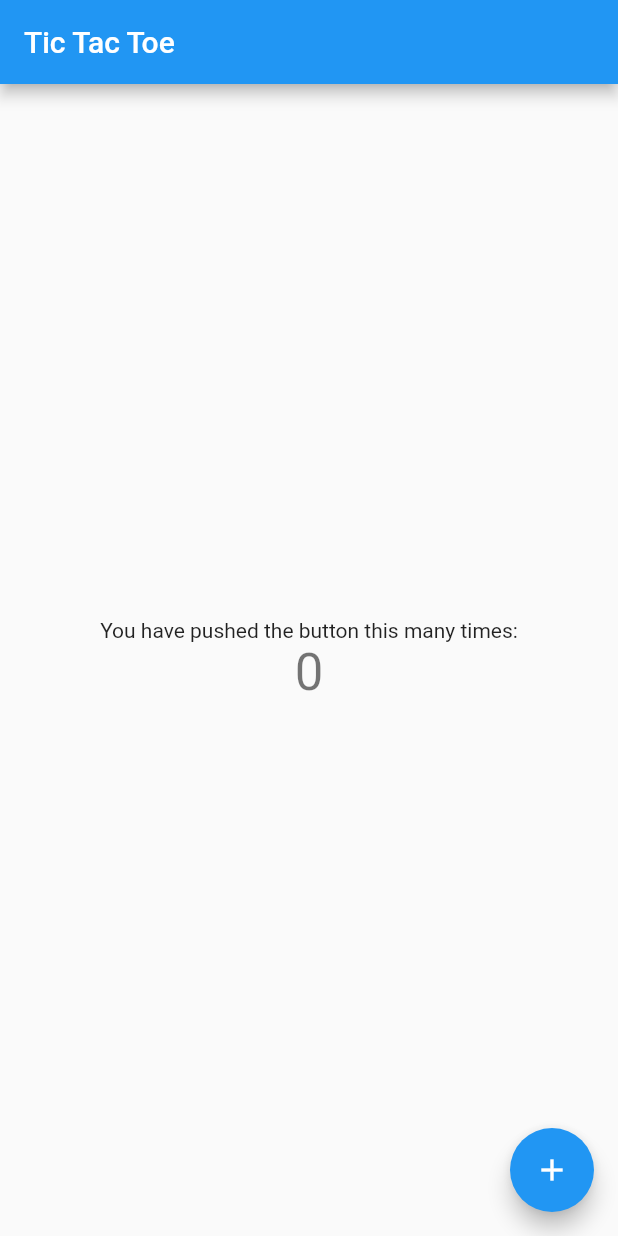
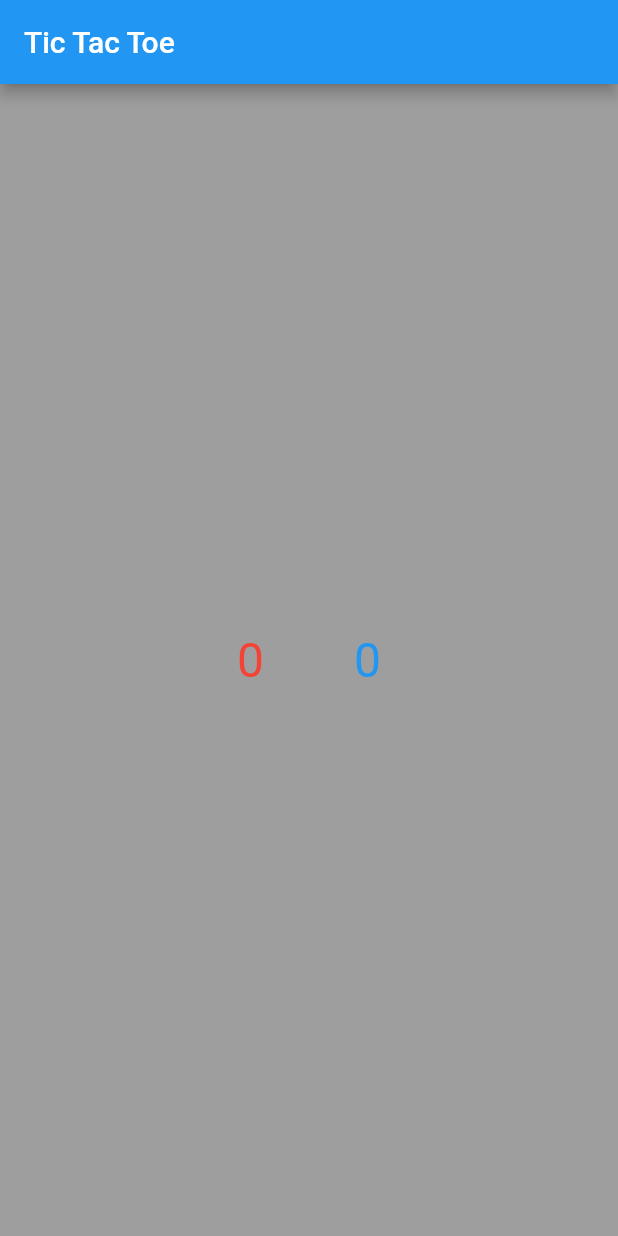
Before and after one commit to Vedarth/tic_tac_toe, a Flutter app: the screen it shows after launch, on a phone screen of 412 x 824 dp. Run offline on Flutter 3.47's test engine with Material 2 defaults, Android fonts, the phone set to English and light mode, and no system bars.

Commit message:
Display scores

```diff
--- a/lib/main.dart
+++ b/lib/main.dart
@@ -32,7 +32,9 @@ class MyHomePage extends StatefulWidget {
 
 class _MyHomePageState extends State<MyHomePage> {
   int _matrixSize = 3;
-  int _size = 0;
+  double _size = 0;
+  int _xScore = 0;
+  int _oScore = 0;
 
   String lastMove = Cell.none;
   late List<List<String>> grid;
@@ -49,31 +51,51 @@ class _MyHomePageState extends State<MyHomePage> {
         (_) => List.generate(_matrixSize, (_) => Cell.none),
       ));
 
-  @override
-  Widget build(BuildContext context) {
-    return Scaffold(
+  Widget build(BuildContext context) => Scaffold(
+        backgroundColor: Colors.grey,
         appBar: AppBar(
           title: Text(widget.title),
         ),
-      body: Center(
-        child: Column(
+        body: Column(
+          mainAxisAlignment: MainAxisAlignment.center,
+          children: getChildren(),
+        ),
+      );
+
+  List<Widget> getChildren() {
+    List<Widget> children = <Widget>[
+      Container(
+        child: Row(
           mainAxisAlignment: MainAxisAlignment.center,
           children: <Widget>[
+            getScoreView("Player X", _xScore, Colors.red, _size),
+            getScoreView("Player O", _oScore, Colors.blue, _size)
+          ],
+        ),
+      ),
+    ];
+
+    return children;
+  }
+
+  Padding getScoreView(String player, int score, MaterialColor color, double size) {
+    return Padding(
+      padding: const EdgeInsets.all(30.0),
+      child: Column(
+        mainAxisAlignment: MainAxisAlignment.start,
+        children: <Widget>[
           Text(
-              'You have pushed the button this many times:',
+            player,
+            style: TextStyle(
+                fontSize: size, fontWeight: FontWeight.bold, color: color),
           ),
           Text(
-              '$_size',
-              style: Theme.of(context).textTheme.headline4,
+            score.toString(),
+            style: TextStyle(fontSize: 32, color: color),
           ),
         ],
       ),
-      ),
-      floatingActionButton: FloatingActionButton(
-        onPressed: _setEmptyCells,
-        tooltip: 'Increment',
-        child: Icon(Icons.add),
-      ), // This trailing comma makes auto-formatting nicer for build methods.
     );
   }
+
 }
```
Lines whose indentation alone changed are shown as unchanged.
